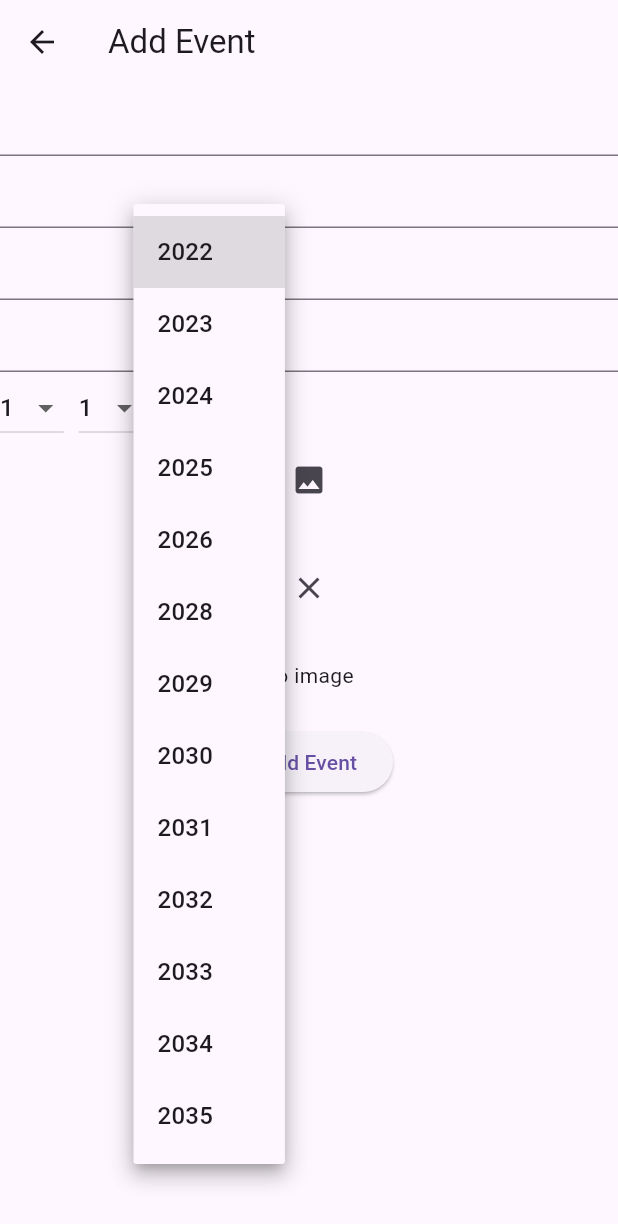
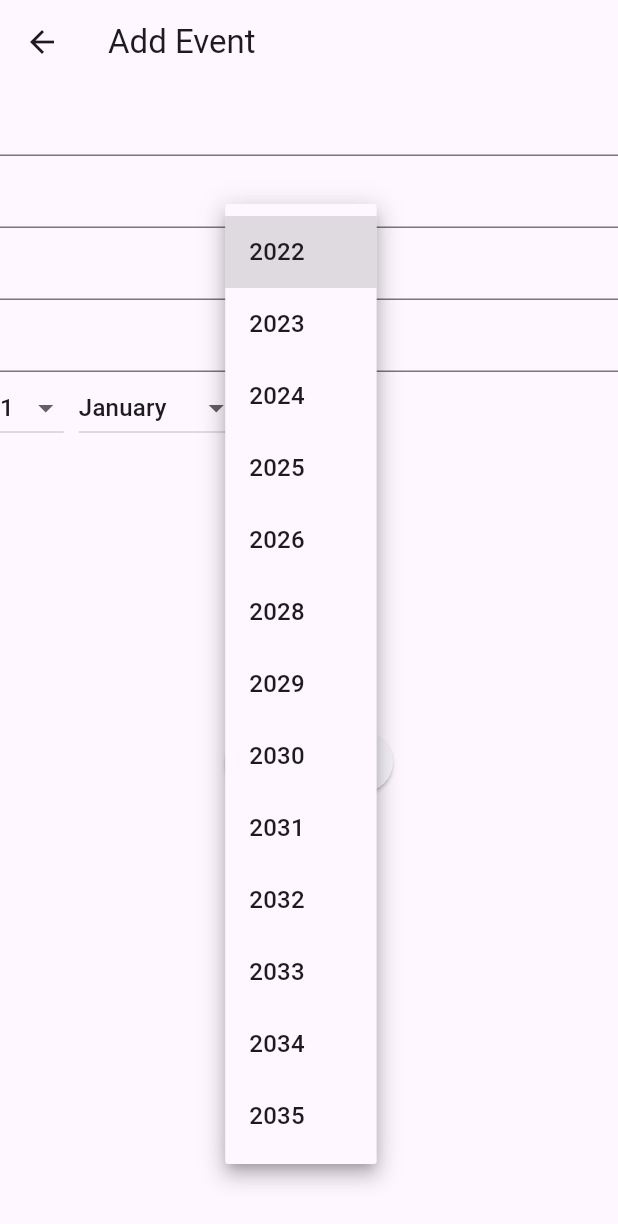
Before and after one commit to alli2729/event_managment, a Flutter app: the AddEventScreen screen opened directly, after a tap on "2022", on a phone screen of 412 x 824 dp. Shown: the top 1224 px of the screen. Run offline on Flutter 3.47's test engine with Material 3 defaults, Android fonts, the light colour scheme and no system bars; our stand-ins replace either_dart, file_picker, get.

Commit message:
changed date value of months

```diff
--- a/lib/src/infrastructure/common/date_values.dart
+++ b/lib/src/infrastructure/common/date_values.dart
@@ -74,14 +74,56 @@ class DateValues {
     },
   ).toList();
 
-  static List<DropdownMenuItem<String>> months = monthsDigit.map(
-    (String items) {
-      return DropdownMenuItem(
-        value: (items.length == 1) ? '0$items' : items,
-        child: Text(items),
-      );
-    },
-  ).toList();
+  static List<DropdownMenuItem<String>> months = [
+    const DropdownMenuItem(
+      value: '01',
+      child: Text('January'),
+    ),
+    const DropdownMenuItem(
+      value: '02',
+      child: Text('February'),
+    ),
+    const DropdownMenuItem(
+      value: '03',
+      child: Text('March'),
+    ),
+    const DropdownMenuItem(
+      value: '04',
+      child: Text('April'),
+    ),
+    const DropdownMenuItem(
+      value: '05',
+      child: Text('May'),
+    ),
+    const DropdownMenuItem(
+      value: '06',
+      child: Text('June'),
+    ),
+    const DropdownMenuItem(
+      value: '07',
+      child: Text('July'),
+    ),
+    const DropdownMenuItem(
+      value: '08',
+      child: Text('August'),
+    ),
+    const DropdownMenuItem(
+      value: '09',
+      child: Text('September'),
+    ),
+    const DropdownMenuItem(
+      value: '10',
+      child: Text('October'),
+    ),
+    const DropdownMenuItem(
+      value: '11',
+      child: Text('November'),
+    ),
+    const DropdownMenuItem(
+      value: '12',
+      child: Text('December'),
+    ),
+  ];
 
   static List<DropdownMenuItem<String>> years = yearsDigit.map(
     (String items) {
```
